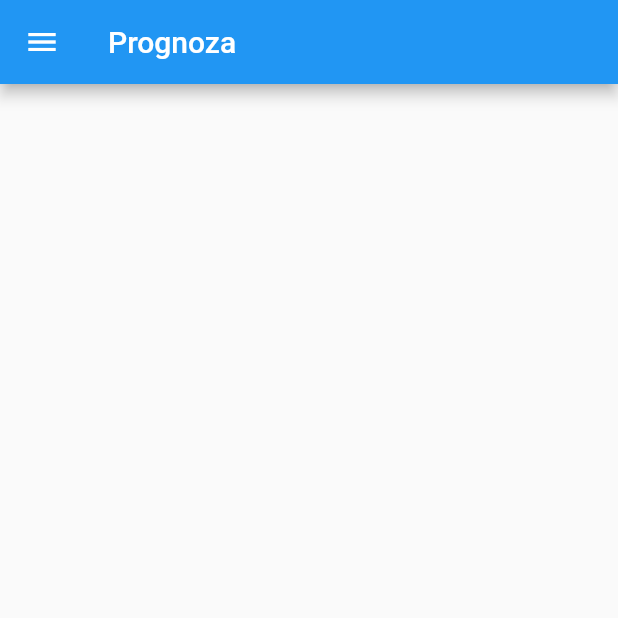
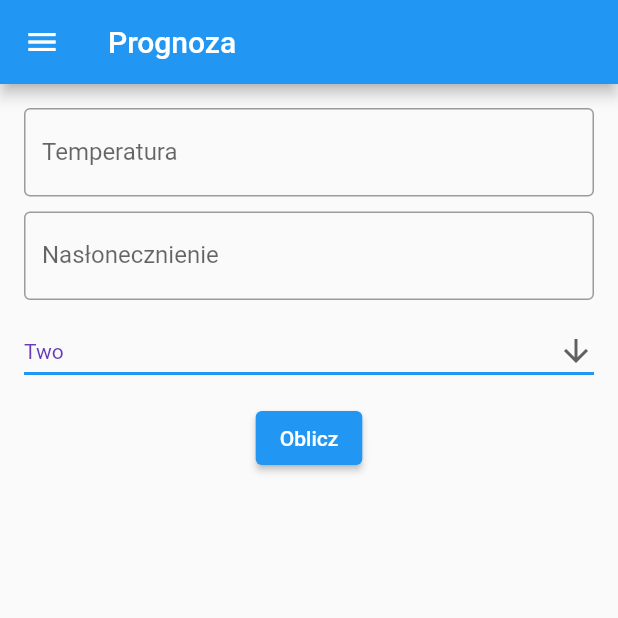
Before and after one commit to panekkk/panel-forecast, a Flutter app: the screen it shows after launch, on a phone screen of 412 x 824 dp, the top half of it. Run offline on Flutter 3.47's test engine with Material 2 defaults, Android fonts, the phone set to English and light mode, and no system bars.

Commit message:
Added frontend of main screen

```diff
--- a/lib/screens/forecast_screen.dart
+++ b/lib/screens/forecast_screen.dart
@@ -1,18 +1,116 @@
 import 'package:flutter/material.dart';
+import 'package:flutter/services.dart';
 import 'package:panel_forecast/widgets/navigation_drawer.dart';
+
 class ForecastScreen extends StatefulWidget {
-  const ForecastScreen({ Key? key }) : super(key: key);
+  const ForecastScreen({Key? key}) : super(key: key);
 
   @override
   State<ForecastScreen> createState() => _ForecastScreenState();
 }
 
 class _ForecastScreenState extends State<ForecastScreen> {
+  final formKey = GlobalKey<FormState>();
+  double temperature = 0;
+  double insolation = 0;
+  String model = 'Two';
   @override
-  Widget build(BuildContext context)=>Scaffold(
-    appBar: AppBar(
-      title: const Text('Prognoza')
-    ),
-    drawer: const NavigationDrawer(),
-    );
+  Widget build(BuildContext context) => Scaffold(
+        appBar: AppBar(title: const Text('Prognoza')),
+        drawer: const NavigationDrawer(),
+        body: Form(
+          key: formKey,
+          child: Padding(
+            padding: const EdgeInsets.all(16.0),
+            child: Column(
+              children: <Widget>[
+                buildTemperature(),
+                const SizedBox(
+                  height: 10,
+                ),
+                buildInsolation(),
+                const SizedBox(
+                  height: 10,
+                ),
+                buildDropdownModelList(),
+                const SizedBox(
+                  height: 10,
+                ),
+                buildSubmit(),
+              ],
+            ),
+          ),
+        ),
+      );
+  Widget buildTemperature() => TextFormField(
+        decoration: const InputDecoration(
+          labelText: 'Temperatura',
+          border: OutlineInputBorder(),
+        ),
+        keyboardType: TextInputType.number,
+        inputFormatters: [
+          FilteringTextInputFormatter.allow(RegExp(r'[0-9]+[,.]{0,1}[0-9]*'))
+        ],
+        validator: (value) {
+          if (double.tryParse(value.toString()) == null) {
+            return 'Wprowadź poprawną wartość';
+          } else {
+            return null;
+          }
+        },
+        onSaved: (value) =>
+            setState(() => temperature = double.parse(value.toString())),
+      );
+  Widget buildInsolation() => TextFormField(
+        decoration: const InputDecoration(
+          labelText: 'Nasłonecznienie',
+          border: OutlineInputBorder(),
+        ),
+        keyboardType: TextInputType.number,
+        inputFormatters: [
+          FilteringTextInputFormatter.allow(RegExp(r'[0-9]+[,.]{0,1}[0-9]*'))
+        ],
+        validator: (value) {
+          if (double.tryParse(value.toString()) == null) {
+            return 'Wprowadź poprawną wartość';
+          } else {
+            return null;
+          }
+        },
+        onSaved: (value) =>
+            setState(() => insolation = double.parse(value.toString())),
+      );
+  Widget buildDropdownModelList() => DropdownButton<String>(
+        value: model,
+        icon: const Icon(Icons.arrow_downward),
+        isExpanded: true,
+        elevation: 16,
+        hint: const Text('Wybierz model'),
+        style: const TextStyle(color: Colors.deepPurple),
+        underline: Container(
+          height: 2,
+          color: Colors.blue,
+        ),
+        onChanged: (String? newValue) {
+          setState(() {
+            model = newValue!;
+          });
+        },
+        items: <String>['One', 'Two', 'Free', 'Four']
+            .map<DropdownMenuItem<String>>((String value) {
+          return DropdownMenuItem<String>(
+            value: value,
+            child: Text(value),
+          );
+        }).toList(),
+      );
+
+  Widget buildSubmit() => ElevatedButton(
+      onPressed: () {
+        final isValid = formKey.currentState?.validate();
+        if (isValid == true) {
+          formKey.currentState?.save();
+        }
+      },
+      child: const Text('Oblicz'));
 }
--- a/lib/widgets/navigation_drawer.dart
+++ b/lib/widgets/navigation_drawer.dart
@@ -33,14 +33,14 @@ class NavigationDrawer extends StatelessWidget {
                 builder: (context)=> const ForecastScreen()))
         ),
         ListTile(
-          leading: const Icon(Icons.home),
+          leading: const Icon(Icons.settings),
           title: const Text('Parametry'),
           onTap: () =>
               Navigator.of(context).pushReplacement(MaterialPageRoute(
                 builder: (context)=> const ParametersScreen()))
         ),
         ListTile(
-          leading: const Icon(Icons.home),
+          leading: const Icon(Icons.source),
           title: const Text('Modele'),
           onTap: () =>
               Navigator.of(context).pushReplacement(MaterialPageRoute(
```
